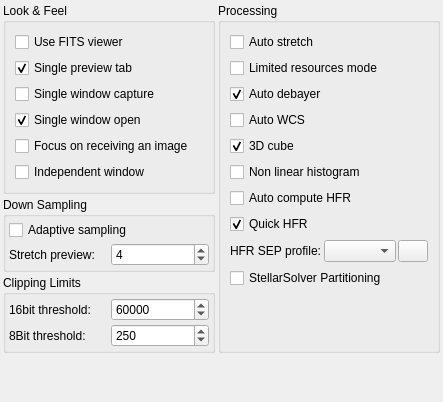
The window that kstars/fitsviewer/opsfits.ui (KDE/kstars) describes before a commit, drawn with Qt 5.
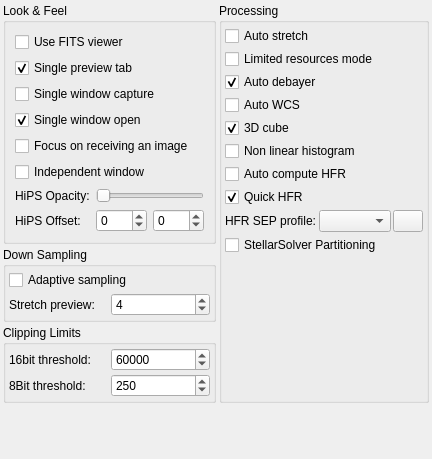
The same window after the commit.

Patch:
```diff
--- a/kstars/fitsviewer/opsfits.ui
+++ b/kstars/fitsviewer/opsfits.ui
@@ -6,8 +6,8 @@
    <rect>
     <x>0</x>
     <y>0</y>
-    <width>443</width>
-    <height>402</height>
+    <width>431</width>
+    <height>459</height>
    </rect>
   </property>
   <layout class="QVBoxLayout" name="verticalLayout_4">
@@ -126,6 +126,66 @@
             </property>
            </widget>
           </item>
+          <item>
+           <layout class="QGridLayout" name="gridLayout_2">
+            <item row="0" column="0">
+             <widget class="QLabel" name="label">
+              <property name="text">
+               <string>HiPS Opacity:</string>
+              </property>
+             </widget>
+            </item>
+            <item row="1" column="0">
+             <widget class="QLabel" name="label_2">
+              <property name="text">
+               <string>HiPS Offset:</string>
+              </property>
+             </widget>
+            </item>
+            <item row="1" column="1">
+             <widget class="QSpinBox" name="hipsOffsetY">
+              <property name="minimum">
+               <number>-500</number>
+              </property>
+              <property name="maximum">
+               <number>500</number>
+              </property>
+              <property name="singleStep">
+               <number>10</number>
+              </property>
+             </widget>
+            </item>
+            <item row="1" column="2">
+             <widget class="QSpinBox" name="hipsOffsetX">
+              <property name="minimum">
+               <number>-500</number>
+              </property>
+              <property name="maximum">
+               <number>500</number>
+              </property>
+              <property name="singleStep">
+               <number>10</number>
+              </property>
+             </widget>
+            </item>
+            <item row="0" column="1" colspan="2">
+             <widget class="QSlider" name="hipsOpacity">
+              <property name="minimum">
+               <number>1</number>
+              </property>
+              <property name="maximum">
+               <number>100</number>
+              </property>
+              <property name="singleStep">
+               <number>10</number>
+              </property>
+              <property name="orientation">
+               <enum>Qt::Horizontal</enum>
+              </property>
+             </widget>
+            </item>
+           </layout>
+          </item>
          </layout>
         </widget>
        </item>
@@ -273,6 +333,21 @@
         <string>Processing</string>
        </property>
        <layout class="QVBoxLayout" name="verticalLayout">
+        <property name="spacing">
+         <number>3</number>
+        </property>
+        <property name="leftMargin">
+         <number>3</number>
+        </property>
+        <property name="topMargin">
+         <number>3</number>
+        </property>
+        <property name="rightMargin">
+         <number>3</number>
+        </property>
+        <property name="bottomMargin">
+         <number>3</number>
+        </property>
         <item>
          <widget class="QCheckBox" name="kcfg_AutoStretch">
           <property name="toolTip">
@@ -430,7 +505,7 @@
     </layout>
    </item>
    <item>
-    <spacer name="verticalSpacer">
+    <spacer name="verticalSpacer_2">
      <property name="orientation">
       <enum>Qt::Vertical</enum>
      </property>
```
Left out of the diff: 2 changed lines with no effect on the pictures.
